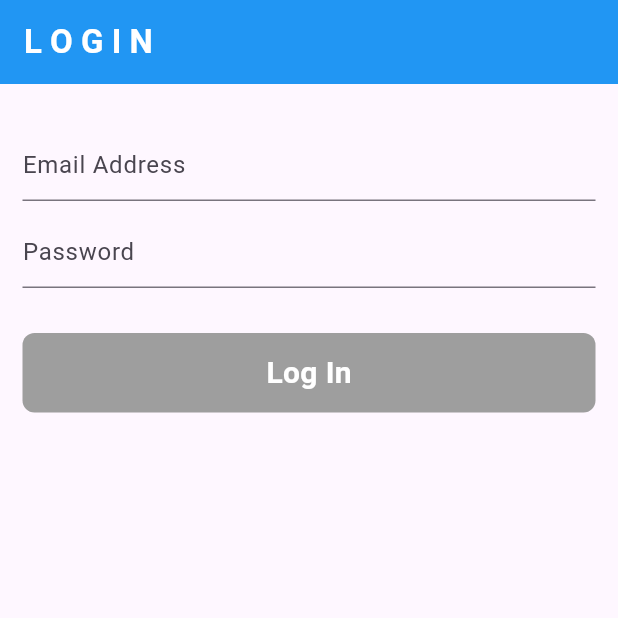
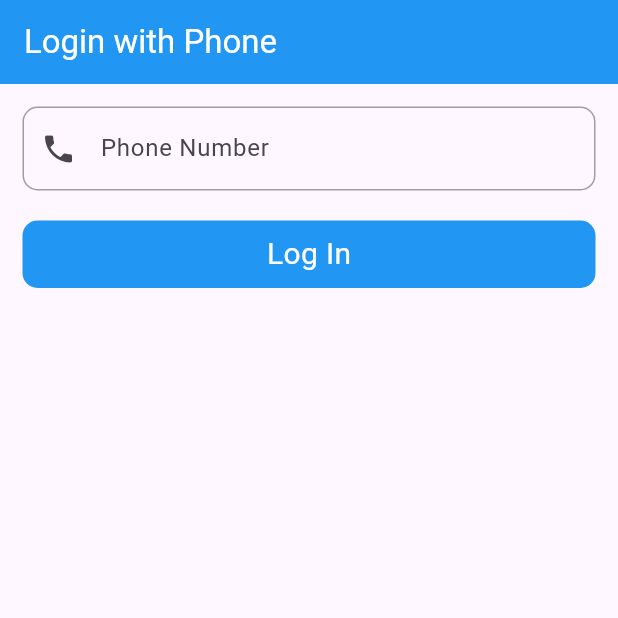
Before and after one commit to koptodev012/bloc---Tasks, a Flutter app: the screen it shows after launch, after a tap on "Log In", on a phone screen of 412 x 824 dp, the top half of it. Run offline on Flutter 3.47's test engine with Material 3 defaults, Android fonts, the phone set to English and light mode, and no system bars; our stand-ins replace bloc, email_validator, equatable, firebase_auth, firebase_core, flutter_bloc and 1 more; accounts and stored records are empty; network calls fail.

Commit message:
add Phone Authentication Code (Normal)

```diff
--- a/lib/main.dart
+++ b/lib/main.dart
@@ -1,14 +1,32 @@
+import 'dart:io';
+import 'package:firebase_auth/firebase_auth.dart'; // new
+import 'package:firebase_core/firebase_core.dart'; // New
 import 'package:bloc_tasks/blocs/counter/counter_bloc.dart';
 import 'package:bloc_tasks/blocs/imagePicker/image_picker_bloc.dart';
 import 'package:bloc_tasks/blocs/login/login_bloc.dart';
 import 'package:bloc_tasks/blocs/switch/switch_bloc.dart';
 import 'package:bloc_tasks/utils/imagePicker_utils.dart';
-
-import 'package:bloc_tasks/views/loginExample_screen.dart';
+import 'package:bloc_tasks/views/phone_authentication/phoneAuthExample_screen.dart';
 import 'package:flutter/material.dart';
 import 'package:flutter_bloc/flutter_bloc.dart';
 
-void main() {
+Future main() async {
+  WidgetsFlutterBinding.ensureInitialized();
+  Platform.isAndroid
+      ? await Firebase.initializeApp(
+          options: const FirebaseOptions(
+          apiKey:
+              "AIzaSyCoyvc0Oq5NNK-GZB6KldVNwIJzWcMWEtI", // google-services.json
+          appId:
+              "1:363670364151:android:8040a03949846e9df698f2", // firebase --> project setting --> general
+          messagingSenderId:
+              "363670364151", // firebase --> project setting --> Cloud messaging
+          projectId:
+              "phone-authentication-96cee", // firebase --> project setting --> general
+          storageBucket: "phone-authentication-96cee.appspot.com", // google-services.json
+        ))
+      : await Firebase.initializeApp();
+
   runApp(const MyApp());
 }
 
@@ -35,7 +53,7 @@ class MyApp extends StatelessWidget {
       child: const MaterialApp(
         debugShowCheckedModeBanner: false,
         title: 'Bloc - Tasks',
-        home: LoginExampleScreen(),
+        home: PhoneAuthExampleScreen(),
       ),
     );
   }
--- a/lib/views/imagePickerExample_screen.dart
+++ b/lib/views/imagePickerExample_screen.dart
@@ -3,7 +3,7 @@ import 'package:bloc_tasks/blocs/imagePicker/image_picker_bloc.dart';
 import 'package:bloc_tasks/blocs/imagePicker/image_picker_state.dart';
 import 'package:flutter/material.dart';
 import 'package:flutter_bloc/flutter_bloc.dart';
-import 'package:image_picker/image_picker.dart';
+
 
 class ImagePickerExampleScreen extends StatefulWidget {
   const ImagePickerExampleScreen({super.key});
--- /dev/null
+++ b/lib/views/phone_authentication/phoneAuthExample_screen.dart
@@ -0,0 +1,99 @@
+import 'package:bloc_tasks/views/phone_authentication/verifyPhone_screen.dart';
+import 'package:firebase_auth/firebase_auth.dart';
+import 'package:flutter/material.dart';
+import 'package:flutter/widgets.dart';
+
+class PhoneAuthExampleScreen extends StatefulWidget {
+  const PhoneAuthExampleScreen({super.key});
+
+  @override
+  State<PhoneAuthExampleScreen> createState() => _PhoneAuthExampleScreenState();
+}
+
+class _PhoneAuthExampleScreenState extends State<PhoneAuthExampleScreen> {
+  TextEditingController phoneController = TextEditingController();
+  String code = "+91";
+  late String countryCode;
+
+  @override
+  Widget build(BuildContext context) {
+
+
+    return Scaffold(
+      appBar: AppBar(
+        title: Text(
+          "Login with Phone",
+          style: TextStyle(color: Colors.white),
+        ),
+        backgroundColor: Colors.blue,
+      ),
+      body: Padding(
+        padding: const EdgeInsets.all(15.0),
+        child: Column(
+          children: [
+            TextFormField(
+              controller: phoneController,
+              onChanged: (val) {
+                countryCode = code + val;
+                print(countryCode);
+              },
+              cursorColor: Colors.black,
+              decoration: InputDecoration(
+             counterText: "",
+                hintText: "Phone Number",
+                prefixIcon: Icon(Icons.phone),
+                enabledBorder: OutlineInputBorder(
+                  borderRadius: BorderRadius.circular(10),
+                  borderSide: BorderSide(color: Colors.grey, width: 1),
+                ),
+                focusedBorder: OutlineInputBorder(
+                  borderRadius: BorderRadius.circular(10),
+                  borderSide: BorderSide(color: Colors.grey, width: 1),
+                ),
+              ),
+              maxLength: 10,
+            ),
+            SizedBox(
+              height: 20,
+            ),
+            GestureDetector(
+              // ------ Phone verification code -----------------
+              onTap: () async {
+
+                await FirebaseAuth.instance.verifyPhoneNumber(
+                    verificationCompleted: (PhoneAuthCredential crediential) {},
+                    verificationFailed: (FirebaseAuthException ex) {},
+                    codeSent:
+                        (String verificationId, int? forceResendingToken) {
+                      Navigator.push(
+                          context,
+                          MaterialPageRoute(
+                              builder: (context) => VerifyPhoneNumerScreen(
+                                    verificationID: verificationId,
+                                  )));
+                    },
+                    codeAutoRetrievalTimeout: (String verificationId) {},
+                    phoneNumber: countryCode);
+                // ------------------------------------------
+              },
+              child: Container(
+                decoration: BoxDecoration(
+                    color: Colors.blue,
+                    borderRadius: BorderRadius.circular(10)),
+                child: Center(
+                  child: Padding(
+                    padding: const EdgeInsets.all(8.0),
+                    child: Text(
+                      "Log In",
+                      style: TextStyle(fontSize: 20, color: Colors.white),
+                    ),
+                  ),
+                ),
+              ),
+            )
+          ],
+        ),
+      ),
+    );
+  }
+}
--- a/pubspec.yaml
+++ b/pubspec.yaml
@@ -40,6 +40,7 @@ dependencies:
   bloc: ^8.1.4
   image_picker: ^1.1.1
   email_validator: ^2.1.17
+  firebase_auth: ^4.19.5
 
 dev_dependencies:
   flutter_test:
```
Also changed, not shown: lib/views/phone_authentication/home_screen.dart (added, +23 -0 lines), lib/views/phone_authentication/verifyPhone_screen.dart (added, +92 -0 lines), pubspec.lock, 6 other files.
